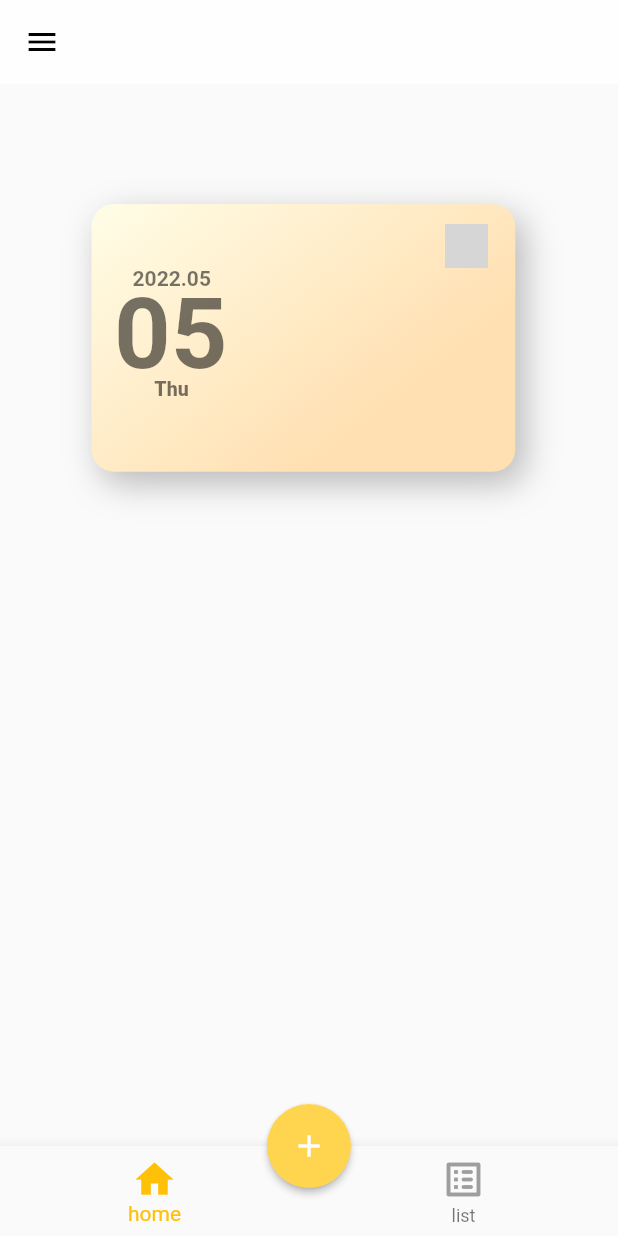
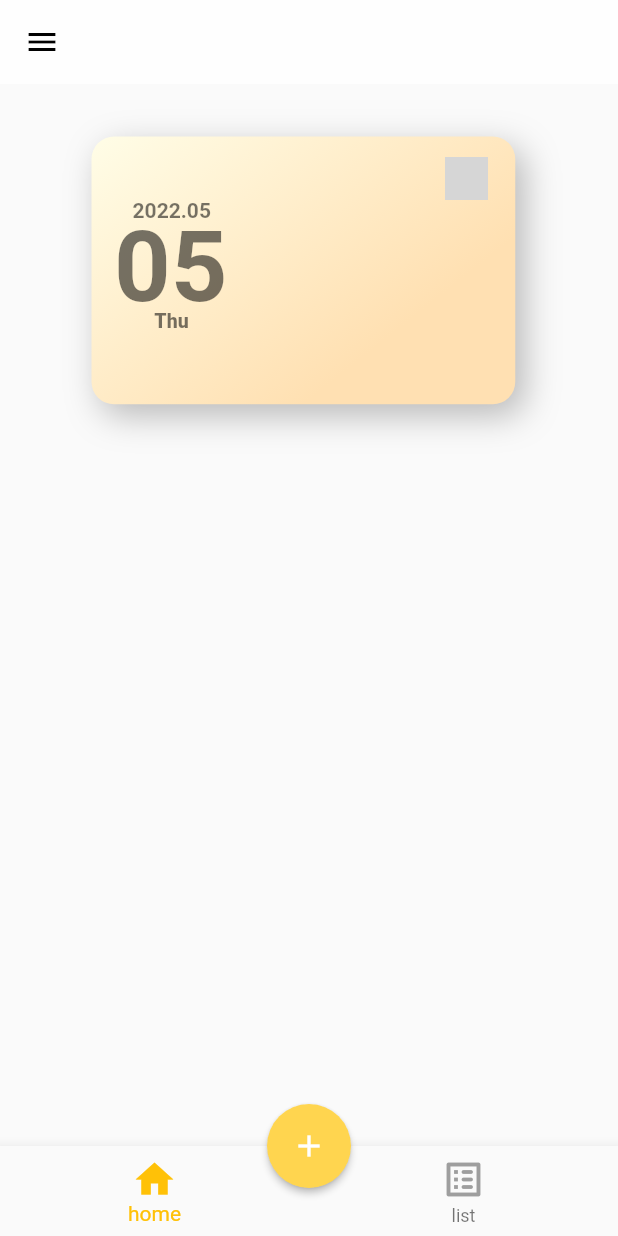
Before and after one commit to shunta0213/KaihatsuDojo, a Flutter app: the TopPage screen opened by its route, on a phone screen of 412 x 824 dp. Run offline on Flutter 3.47's test engine with Material 2 defaults, Android fonts, the light colour scheme and no system bars; our stand-ins replace cloud_firestore, firebase_auth, firebase_core, flutter_riverpod; accounts and stored records are empty; network calls fail; grey boxes are pictures that could not be loaded.

Commit message:
Change topPage main

```diff
--- a/lib/view/dishList/deleteDish.dart
+++ b/lib/view/dishList/deleteDish.dart
@@ -26,5 +26,4 @@ void deleteDish({context, uid, document}) async {
           ],
         );
       });
-
 }
--- a/lib/view/drawer/appBar.dart
+++ b/lib/view/drawer/appBar.dart
@@ -11,8 +11,7 @@ class MyAppBar extends AppBar {
         decoration: const BoxDecoration(
             gradient: LinearGradient(
                 colors: [Colors.amber, Color(0xFFFFD54F)] //グラデーションの設定
-            )
-        ),
+                )),
       ),
     );
   }
--- a/lib/view/top.dart
+++ b/lib/view/top.dart
@@ -87,7 +87,7 @@ class _TopPageState extends State<TopPage> {
                   ),
                   width: 282.514,
                   height: 178.539,
-                  margin: const EdgeInsets.only(top: 80, left: 61, right: 40),
+                  margin: const EdgeInsets.only(top: 35, left: 61, right: 40),
                   child: Stack(
                     fit: StackFit.expand,
                     children: [
@@ -165,7 +165,9 @@ class _TopPageState extends State<TopPage> {
       ),
 
       appBar: MyAppBar(),
-      drawer: MyDrawer(user: user,),
+      drawer: MyDrawer(
+        user: user,
+      ),
       extendBodyBehindAppBar: true,
     );
   }
```
